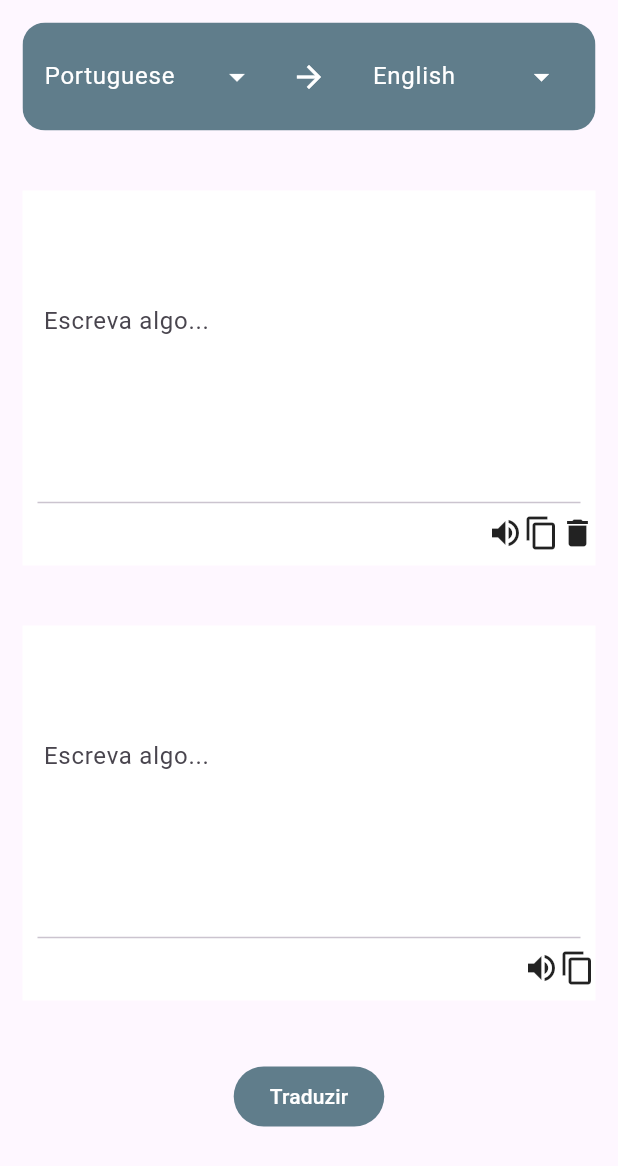
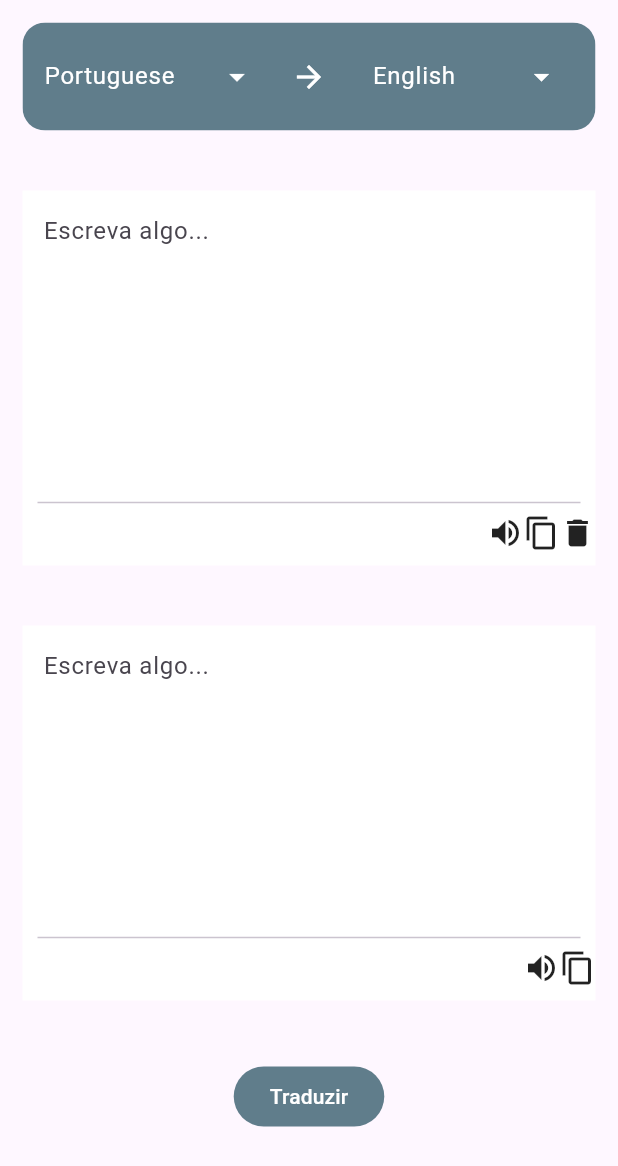
Before and after one commit to Luiz-fss/app_translator, a Flutter app: the screen it shows after launch, on a phone screen of 412 x 824 dp. Shown: the top 1166 px of the screen. Run offline on Flutter 3.47's test engine with Material 3 defaults, Android fonts, the phone set to English and light mode, and no system bars; our stand-ins replace flutter_riverpod; missing offline and left inert: google_mlkit_translation.

Commit message:
small changes

```diff
--- a/lib/presenter/components/translate_box.dart
+++ b/lib/presenter/components/translate_box.dart
@@ -1,47 +1,56 @@
 import 'package:flutter/material.dart';
 
 class TranslateBox extends StatelessWidget {
-  const TranslateBox({super.key, required this.icons, this.onChanged, this.onSubmitted, required this.labelText});
+  const TranslateBox({
+    super.key,
+    required this.icons,
+    this.onChanged,
+    this.onSubmitted,
+    required this.labelText,
+    this.translatedText,
+    this.isTextField = true,
+  });
 
   final List<Icon> icons;
   final void Function(String)? onChanged;
   final void Function(String)? onSubmitted;
   final String labelText;
+  final String? translatedText;
+  final bool isTextField;
 
   @override
   Widget build(BuildContext context) {
-    return  Container(
+    return Container(
       color: Colors.white,
       height: 250,
       child: Column(
         mainAxisAlignment: MainAxisAlignment.start,
+        crossAxisAlignment: CrossAxisAlignment.start,
         children: [
-          SizedBox(height: 10,),
-          TextField(
+          SizedBox(height: 10),
+          isTextField
+              ? TextField(
                   maxLines: 6,
                   onChanged: onChanged,
                   controller: TextEditingController(),
                   decoration: InputDecoration(
                     labelText: labelText,
+                    alignLabelWithHint: true,
                     floatingLabelAlignment: FloatingLabelAlignment.start,
                     contentPadding: EdgeInsets.fromLTRB(10, 10, 10, 0),
-              border: OutlineInputBorder(
-                borderSide: BorderSide.none
-              )
+                    border: OutlineInputBorder(borderSide: BorderSide.none),
                   ),
                   textInputAction: TextInputAction.done,
                   onSubmitted: onSubmitted,
+                )
+              : Padding(
+                padding: const EdgeInsets.only(left: 8.0),
+                child: Text(translatedText??"Tradução"),
               ),
           Spacer(),
-          Divider(
-            indent: 10,endIndent: 10,
-          ),
-          Row(
-            mainAxisAlignment: MainAxisAlignment.end,
-            children: icons,
-          ),
-          SizedBox(height: 10,)
-
+          Divider(indent: 10, endIndent: 10),
+          Row(mainAxisAlignment: MainAxisAlignment.end, children: icons),
+          SizedBox(height: 10),
         ],
       ),
     );
--- a/lib/presenter/screens/home_screen.dart
+++ b/lib/presenter/screens/home_screen.dart
@@ -50,6 +50,7 @@ class HomeScreen extends StatelessWidget {
                   Icon(Icons.delete)
                 ],
                 labelText: "Escreva algo...",
+
               ),
               TranslateBox(
                 icons: [
@@ -57,6 +58,7 @@ class HomeScreen extends StatelessWidget {
                   Icon(Icons.copy),
                 ],
                 labelText: "Escreva algo...",
+                isTextField: true,
               ),
 
               FilledButton(
```
Lines whose indentation alone changed are shown as unchanged.
